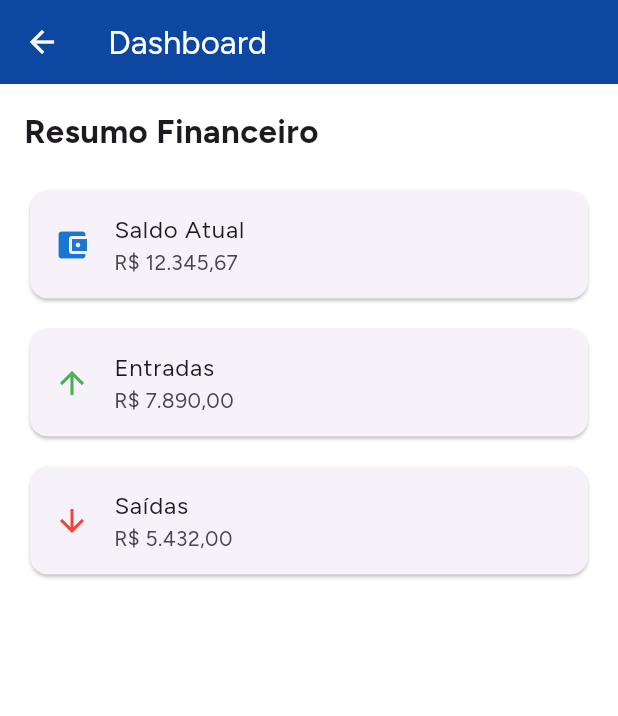
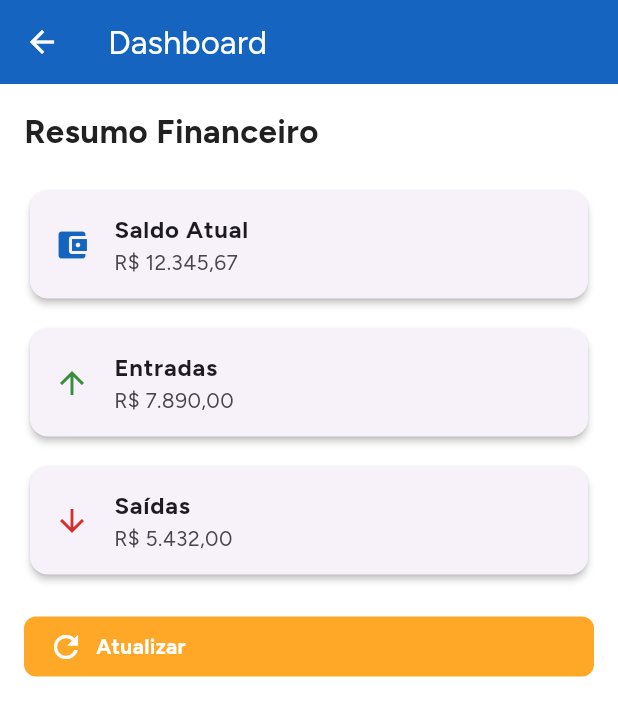
Before and after one commit to saganz3ra/FinanceDashboardMobile, a Flutter app: the screen it shows after launch, after a tap on "Ir para Dashboard", on a phone screen of 412 x 824 dp. Shown: the top 716 px of the screen. Run offline on Flutter 3.47's test engine with Material 3 defaults, Android fonts, the phone set to English and light mode, and no system bars; our stand-ins replace google_fonts.

Commit message:
Refatoração
Atomic design implementado

```diff
--- a/lib/routes/app_routes.dart
+++ b/lib/routes/app_routes.dart
@@ -8,9 +8,9 @@ class AppRoutes {
   static const String login = '/login';
   static const String dashboard = '/dashboard';
 
-  static Map<String, WidgetBuilder> routes = {
-    home: (context) => HomePage(),
-    login: (context) => LoginPage(),
-    dashboard: (context) => DashboardPage(),
-  };
+  static Map<String, WidgetBuilder> get routes => {
+        home: (context) => const HomePage(),
+        login: (context) => const LoginPage(),
+        dashboard: (context) => const DashboardPage(), // agora funciona
+      };
 }
--- a/lib/screens/dashboard_page.dart
+++ b/lib/screens/dashboard_page.dart
@@ -1,40 +1,69 @@
 import 'package:flutter/material.dart';
+import 'package:financedashboard/shared/constants/colors.dart';
+import 'package:financedashboard/shared/widgets/atoms/app_button.dart';
+import 'package:financedashboard/shared/widgets/molecules/finance_info_card.dart';
 
 class DashboardPage extends StatelessWidget {
-  const DashboardPage({super.key});
+  const DashboardPage({Key? key}) : super(key: key);
 
   @override
   Widget build(BuildContext context) {
     return Scaffold(
-      appBar: AppBar(title: Text("Dashboard")),
+      appBar: AppBar(
+        title: const Text("Dashboard"),
+        backgroundColor: AppColors.primary,
+      ),
       body: Padding(
         padding: const EdgeInsets.all(16.0),
         child: ListView(
           children: [
-            Text("Resumo Financeiro", style: TextStyle(fontSize: 22, fontWeight: FontWeight.bold)),
-            SizedBox(height: 20),
-            Card(
-              child: ListTile(
-                leading: Icon(Icons.account_balance_wallet, color: Colors.blue[700]),
-                title: Text("Saldo Atual"),
-                subtitle: Text("R\$ 12.345,67"),
+            Semantics(
+              header: true,
+              label: 'Resumo Financeiro',
+              child: Text(
+                "Resumo Financeiro",
+                style: const TextStyle(
+                  fontSize: 22,
+                  fontWeight: FontWeight.bold,
+                  color: AppColors.textPrimary,
+                ),
               ),
             ),
-            SizedBox(height: 12),
-            Card(
-              child: ListTile(
-                leading: Icon(Icons.arrow_upward, color: Colors.green),
-                title: Text("Entradas"),
-                subtitle: Text("R\$ 7.890,00"),
-              ),
+            const SizedBox(height: 20),
+            FinanceInfoCard(
+              icon: Icons.account_balance_wallet,
+              title: "Saldo Atual",
+              subtitle: "R\$ 12.345,67",
+              iconColor: AppColors.primary,
+              semanticsLabel: 'Saldo atual da conta',
             ),
-            SizedBox(height: 12),
-            Card(
-              child: ListTile(
-                leading: Icon(Icons.arrow_downward, color: Colors.red),
-                title: Text("Saídas"),
-                subtitle: Text("R\$ 5.432,00"),
-              ),
+            const SizedBox(height: 12),
+            FinanceInfoCard(
+              icon: Icons.arrow_upward,
+              title: "Entradas",
+              subtitle: "R\$ 7.890,00",
+              iconColor: AppColors.success,
+              semanticsLabel: 'Entradas financeiras',
+            ),
+            const SizedBox(height: 12),
+            FinanceInfoCard(
+              icon: Icons.arrow_downward,
+              title: "Saídas",
+              subtitle: "R\$ 5.432,00",
+              iconColor: AppColors.error,
+              semanticsLabel: 'Saídas financeiras',
+            ),
+            const SizedBox(height: 24),
+            AppButton(
+              label: "Atualizar",
+              icon: Icons.refresh,
+              color: AppColors.accent,
+              semanticsLabel: 'Botão para atualizar o dashboard',
+              onPressed: () {
+                ScaffoldMessenger.of(context).showSnackBar(
+                  const SnackBar(content: Text('Dashboard atualizado!')),
+                );
+              },
             ),
           ],
         ),
--- a/lib/screens/home_page.dart
+++ b/lib/screens/home_page.dart
@@ -1,27 +1,50 @@
 import 'package:flutter/material.dart';
 import '../routes/app_routes.dart';
+import '../shared/widgets/atoms/app_button.dart';
+import '../shared/constants/colors.dart';
 
 class HomePage extends StatelessWidget {
-  const HomePage({super.key});
+  const HomePage({Key? key}) : super(key: key);
 
   @override
   Widget build(BuildContext context) {
     return Scaffold(
-      appBar: AppBar(title: Text("Home")),
+      appBar: AppBar(
+        title: const Text("Home"),
+        backgroundColor: AppColors.primary,
+      ),
       body: Center(
         child: Column(
           mainAxisAlignment: MainAxisAlignment.center,
           children: [
-            Text("Bem-vindo ao Finance Dashboard!", style: TextStyle(fontSize: 20)),
-            SizedBox(height: 20),
-            ElevatedButton(
+            Semantics(
+              header: true,
+              label: 'Bem-vindo ao Finance Dashboard!',
+              child: Text(
+                "Bem-vindo ao Finance Dashboard!",
+                style: const TextStyle(
+                  fontSize: 20,
+                  color: AppColors.textPrimary,
+                  fontWeight: FontWeight.bold,
+                ),
+              ),
+            ),
+            const SizedBox(height: 20),
+            AppButton(
+              label: "Ir para Login",
+              icon: Icons.login,
+              color: AppColors.success,
+              semanticsLabel: 'Botão para ir para tela de login',
               onPressed: () => Navigator.pushNamed(context, AppRoutes.login),
-              child: Text("Ir para Login"),
             ),
-            SizedBox(height: 12),
-            ElevatedButton(
-              onPressed: () => Navigator.pushNamed(context, AppRoutes.dashboard),
-              child: Text("Ir para Dashboard"),
+            const SizedBox(height: 12),
+            AppButton(
+              label: "Ir para Dashboard",
+              icon: Icons.dashboard,
+              color: AppColors.primary,
+              semanticsLabel: 'Botão para ir para tela de dashboard',
+              onPressed: () =>
+                  Navigator.pushNamed(context, AppRoutes.dashboard),
             ),
           ],
         ),
--- /dev/null
+++ b/lib/shared/constants/colors.dart
@@ -0,0 +1,12 @@
+import 'package:flutter/material.dart';
+
+class AppColors {
+  static const Color primary = Color(0xFF1565C0);
+  static const Color secondary = Color(0xFF42A5F5);
+  static const Color accent = Color(0xFFFFA726);
+  static const Color background = Color(0xFFF5F5F5);
+  static const Color error = Color(0xFFD32F2F);
+  static const Color success = Color(0xFF388E3C);
+  static const Color textPrimary = Color(0xFF212121);
+  static const Color textSecondary = Color(0xFF757575);
+}
--- /dev/null
+++ b/lib/shared/constants/sizes.dart
@@ -0,0 +1,7 @@
+class AppSizes {
+  static const double paddingSmall = 8.0;
+  static const double paddingMedium = 16.0;
+  static const double paddingLarge = 24.0;
+  static const double borderRadius = 8.0;
+  static const double iconSize = 24.0;
+}
--- /dev/null
+++ b/lib/shared/widgets/atoms/app_button.dart
@@ -0,0 +1,58 @@
+import 'package:flutter/material.dart';
+import '../../constants/colors.dart';
+import '../../constants/sizes.dart';
+
+class AppButton extends StatelessWidget {
+  final String label;
+  final VoidCallback onPressed;
+  final IconData? icon;
+  final Color? color;
+  final String? semanticsLabel;
+
+  const AppButton({
+    super.key,
+    required this.label,
+    required this.onPressed,
+    this.icon,
+    this.color,
+    this.semanticsLabel,
+  });
+
+  @override
+  Widget build(BuildContext context) {
+    return Semantics(
+      button: true,
+      label: semanticsLabel ?? label,
+      child: InkWell(
+        onTap: onPressed,
+        borderRadius: BorderRadius.circular(AppSizes.borderRadius),
+        splashColor: (color ?? AppColors.primary).withOpacity(0.2),
+        child: Container(
+          decoration: BoxDecoration(
+            color: color ?? AppColors.primary,
+            borderRadius: BorderRadius.circular(AppSizes.borderRadius),
+          ),
+          padding: const EdgeInsets.symmetric(
+            horizontal: AppSizes.paddingMedium,
+            vertical: AppSizes.paddingSmall,
+          ),
+          child: Row(
+            mainAxisSize: MainAxisSize.min,
+            children: [
+              if (icon != null)
+                Icon(icon, color: Colors.white, size: AppSizes.iconSize),
+              if (icon != null) const SizedBox(width: 8),
+              Text(
+                label,
+                style: const TextStyle(
+                  color: Colors.white,
+                  fontWeight: FontWeight.bold,
+                ),
+              ),
+            ],
+          ),
+        ),
+      ),
+    );
+  }
+}
--- /dev/null
+++ b/lib/shared/widgets/molecules/finance_info_card.dart
@@ -0,0 +1,38 @@
+import 'package:flutter/material.dart';
+import '../../constants/sizes.dart';
+
+class FinanceInfoCard extends StatelessWidget {
+  final IconData icon;
+  final String title;
+  final String subtitle;
+  final Color iconColor;
+  final String semanticsLabel;
+
+  const FinanceInfoCard({
+    super.key,
+    required this.icon,
+    required this.title,
+    required this.subtitle,
+    required this.iconColor,
+    required this.semanticsLabel,
+  });
+
+  @override
+  Widget build(BuildContext context) {
+    return Semantics(
+      container: true,
+      label: semanticsLabel,
+      child: Card(
+        elevation: 2,
+        child: ListTile(
+          leading: Icon(icon, color: iconColor, size: AppSizes.iconSize),
+          title: Text(
+            title,
+            style: const TextStyle(fontWeight: FontWeight.bold),
+          ),
+          subtitle: Text(subtitle),
+        ),
+      ),
+    );
+  }
+}
--- /dev/null
+++ b/lib/widgets/finance_info_card.dart
@@ -0,0 +1,30 @@
+import 'package:flutter/material.dart';
+
+class FinanceInfoCard extends StatelessWidget {
+  final IconData icon;
+  final String title;
+  final String subtitle;
+  final Color iconColor;
+  final String semanticsLabel;
+
+  const FinanceInfoCard({
+    Key? key,
+    required this.icon,
+    required this.title,
+    required this.subtitle,
+    required this.iconColor,
+    required this.semanticsLabel,
+  }) : super(key: key);
+
+  @override
+  Widget build(BuildContext context) {
+    return Card(
+      elevation: 2,
+      child: ListTile(
+        leading: Icon(icon, color: iconColor, semanticLabel: semanticsLabel),
+        title: Text(title, style: const TextStyle(fontWeight: FontWeight.bold)),
+        subtitle: Text(subtitle),
+      ),
+    );
+  }
+}
```
Also changed, not shown: lib/screens/login_page.dart (+38 -18 lines), lib/shared/theme/app_theme.dart (added, +23 -0 lines), lib/shared/widgets/atoms/app_text_field.dart (added, +32 -0 lines).
